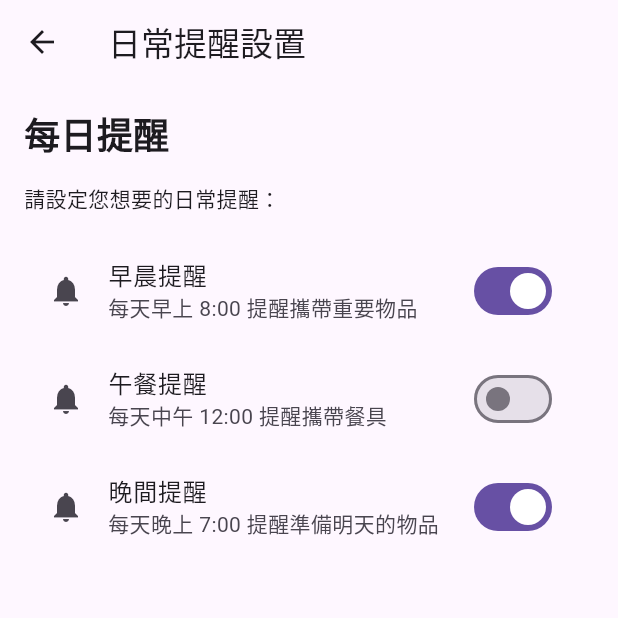
After one commit to Pen9uin6/Ibeacon-flutter, a Flutter app: the HomePage screen opened by its route, in the side drawer, after a tap on "日常提醒", on a phone screen of 412 x 824 dp, the top half of it. The commit adds this screen. Run offline on Flutter 3.47's test engine with Material 3 defaults, Android fonts, the phone set to English and light mode, and no system bars; our stand-ins replace audioplayers, flutter_local_notifications, get, permission_handler, sqflite, sqflite_common_ffi; missing offline and left inert: flutter_background, flutter_beacon; accounts and stored records are empty.

Commit message:
寫死群組 日常提醒
做做樣子 晚點打磨

```diff
--- /dev/null
+++ b/lib/pages/daily.dart
@@ -0,0 +1,46 @@
+// daily.dart
+import 'package:flutter/material.dart';
+
+class DailyPage extends StatelessWidget {
+  @override
+  Widget build(BuildContext context) {
+    return Scaffold(
+      appBar: AppBar(
+        title: Text("日常提醒設置"),
+      ),
+      body: Padding(
+        padding: const EdgeInsets.all(16.0),
+        child: Column(
+          crossAxisAlignment: CrossAxisAlignment.start,
+          children: [
+            Text(
+              "每日提醒",
+              style: TextStyle(fontSize: 24, fontWeight: FontWeight.bold),
+            ),
+            SizedBox(height: 16.0),
+            Text("請設定您想要的日常提醒："),
+            SizedBox(height: 16.0),
+            ListTile(
+              leading: Icon(Icons.notifications),
+              title: Text("早晨提醒"),
+              subtitle: Text("每天早上 8:00 提醒攜帶重要物品"),
+              trailing: Switch(value: true, onChanged: (bool value) {}),
+            ),
+            ListTile(
+              leading: Icon(Icons.notifications),
+              title: Text("午餐提醒"),
+              subtitle: Text("每天中午 12:00 提醒攜帶餐具"),
+              trailing: Switch(value: false, onChanged: (bool value) {}),
+            ),
+            ListTile(
+              leading: Icon(Icons.notifications),
+              title: Text("晚間提醒"),
+              subtitle: Text("每天晚上 7:00 提醒準備明天的物品"),
+              trailing: Switch(value: true, onChanged: (bool value) {}),
+            ),
+          ],
+        ),
+      ),
+    );
+  }
+}
--- a/lib/pages/home.dart
+++ b/lib/pages/home.dart
@@ -3,6 +3,8 @@ import "edit_beacon.dart";
 import 'package:test/database.dart';
 import 'package:test/background.dart';
 import 'package:test/scan.dart';
+import 'package:test/pages/daily.dart';
+import 'package:test/pages/group.dart';
 import 'package:test/pages/searching.dart';
 import 'package:test/requirement_state_controller.dart';
 import 'package:get/get.dart';
@@ -233,11 +235,29 @@ class _MainPageState extends State<HomePage>
               //     color: Colors.blueGrey,
               //   ),
               // ),
+              // ListTile(
+              //   title: const Text("Sign out"),
+              //   onTap: () {
+              //     Navigator.pushNamedAndRemoveUntil(
+              //         context, "/", (route) => false);
+              //   },
+              // ),
               ListTile(
-                title: const Text("Sign out"),
+                title: const Text("日常提醒"),
                 onTap: () {
-                  Navigator.pushNamedAndRemoveUntil(
-                      context, "/", (route) => false);
+                  Navigator.push(
+                    context,
+                    MaterialPageRoute(builder: (context) => DailyPage()),
+                  );
+                },
+              ),
+              ListTile(
+                title: const Text("我的群組"),
+                onTap: () {
+                  Navigator.push(
+                    context,
+                    MaterialPageRoute(builder: (context) => GroupPage()),
+                  );
                 },
               ),
               const Spacer(),
@@ -314,13 +334,13 @@ class _ScanPageState extends State<ScanPage> {
     return Obx(() {
       final doorBeacons = widget._scannedBeacons
           .where((b) =>
-      widget._findBeaconByUUID(b['uuid'])?.door == 1 &&
-          widget._findBeaconByUUID(b['uuid'])?.isMissing == 0)
+      widget._findBeaconByUUID(b['uuid'] as String)?.door == 1 &&
+          widget._findBeaconByUUID(b['uuid'] as String)?.isMissing == 0)
           .toList();
       final itemBeacons = widget._scannedBeacons
           .where((b) =>
-      widget._findBeaconByUUID(b['uuid'])?.door == 0 &&
-          widget._findBeaconByUUID(b['uuid'])?.isMissing == 0)
+      widget._findBeaconByUUID(b['uuid'] as String)?.door == 0 &&
+          widget._findBeaconByUUID(b['uuid'] as String)?.isMissing == 0)
           .toList();
       final missingBeacons = widget._BeaconsList
           .where((b) => b.door == 0 && b.isMissing == 1)
--- a/lib/routes.dart
+++ b/lib/routes.dart
@@ -3,4 +3,7 @@ class GitmeRebornRoutes {
   static const login = "/login";
   static const home = "/home";
   static const welcome = "/welcome";
+
+  static const daily = "/daily";
+  static const group = "/group";
 }
```
Also changed, not shown: lib/pages/group.dart (added, +46 -0 lines).
